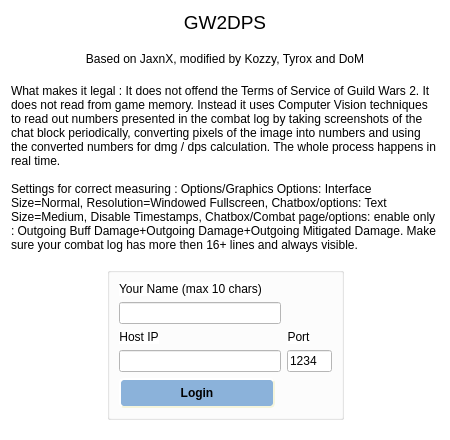
Old version of the form mydialog.ui in the repository Tyrox92/Gw2SPECS.
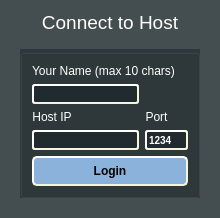
New version of the form.

The edit to the form file:
```diff
--- a/mydialog.ui
+++ b/mydialog.ui
@@ -6,20 +6,20 @@
    <rect>
     <x>0</x>
     <y>0</y>
-    <width>450</width>
-    <height>440</height>
+    <width>215</width>
+    <height>205</height>
    </rect>
   </property>
   <property name="sizePolicy">
-   <sizepolicy hsizetype="Fixed" vsizetype="Fixed">
+   <sizepolicy hsizetype="Preferred" vsizetype="Preferred">
     <horstretch>0</horstretch>
     <verstretch>0</verstretch>
    </sizepolicy>
   </property>
   <property name="minimumSize">
    <size>
-    <width>450</width>
-    <height>440</height>
+    <width>0</width>
+    <height>0</height>
    </size>
   </property>
   <property name="maximumSize">
@@ -32,23 +32,23 @@
    <string>GW2DPS</string>
   </property>
   <property name="styleSheet">
-   <string notr="true">background-color: rgb(255, 255, 255);</string>
+   <string notr="true">QWidget { background-color: rgba(32, 43, 47, 60%); }
+QWidget#widget { background-color: rgba(32, 43, 47, 0%); }
+QLabel {  background-color: rgba(32, 43, 47, 0%); color: rgb(255, 255, 255); }
+QLineEdit {
+    background-color: #202B2F;
+	color: #FFFFFF;
+    border-style: outset;
+    border-width: 2px;
+    border-radius: 3px;
+    border-color: beige;
+    font: bold 10px;
+}
+
+</string>
   </property>
   <layout class="QGridLayout" name="gridLayout_2">
-   <item row="3" column="0">
-    <spacer name="horizontalSpacer">
-     <property name="orientation">
-      <enum>Qt::Horizontal</enum>
-     </property>
-     <property name="sizeHint" stdset="0">
-      <size>
-       <width>40</width>
-       <height>20</height>
-      </size>
-     </property>
-    </spacer>
-   </item>
-   <item row="0" column="1">
+   <item row="0" column="0">
     <widget class="QLabel" name="label_3">
      <property name="sizePolicy">
       <sizepolicy hsizetype="Expanding" vsizetype="Fixed">
@@ -69,79 +69,14 @@
       <string notr="true">font: 75 14pt &quot;Leelawadee UI&quot;;</string>
      </property>
      <property name="text">
-      <string>GW2DPS</string>
+      <string>Connect to Host</string>
      </property>
      <property name="alignment">
       <set>Qt::AlignCenter</set>
      </property>
     </widget>
    </item>
-   <item row="2" column="1">
-    <widget class="QLabel" name="label_7">
-     <property name="sizePolicy">
-      <sizepolicy hsizetype="Expanding" vsizetype="Expanding">
-       <horstretch>0</horstretch>
-       <verstretch>0</verstretch>
-      </sizepolicy>
-     </property>
-     <property name="styleSheet">
-      <string notr="true">font: 9pt &quot;Leelawadee UI Semilight&quot;;</string>
-     </property>
-     <property name="text">
-      <string>What makes it legal : It does not offend the Terms of Service of Guild Wars 2. It does not read from game memory. Instead it uses Computer Vision techniques to read out numbers presented in the combat log by taking screenshots of the chat block periodically, converting pixels of the image into numbers and using the converted numbers for dmg / dps calculation. The whole process happens in real time.
-
-Settings for correct measuring : Options/Graphics Options: Interface Size=Normal, Resolution=Windowed Fullscreen, Chatbox/options: Text Size=Medium, Disable Timestamps, Chatbox/Combat page/options: enable only : Outgoing Buff Damage+Outgoing Damage+Outgoing Mitigated Damage. Make sure your combat log has more then 16+ lines and always visible.</string>
-     </property>
-     <property name="scaledContents">
-      <bool>false</bool>
-     </property>
-     <property name="alignment">
-      <set>Qt::AlignLeading|Qt::AlignLeft|Qt::AlignTop</set>
-     </property>
-     <property name="wordWrap">
-      <bool>true</bool>
-     </property>
-    </widget>
-   </item>
-   <item row="1" column="1">
-    <widget class="QLabel" name="label_4">
-     <property name="sizePolicy">
-      <sizepolicy hsizetype="Expanding" vsizetype="Expanding">
-       <horstretch>0</horstretch>
-       <verstretch>0</verstretch>
-      </sizepolicy>
-     </property>
-     <property name="layoutDirection">
-      <enum>Qt::LeftToRight</enum>
-     </property>
-     <property name="styleSheet">
-      <string notr="true">font: 10pt &quot;Leelawadee UI Semilight&quot;;</string>
-     </property>
-     <property name="text">
-      <string>Based on JaxnX, modified by Kozzy, Tyrox and DoM</string>
-     </property>
-     <property name="scaledContents">
-      <bool>false</bool>
-     </property>
-     <property name="alignment">
-      <set>Qt::AlignCenter</set>
-     </property>
-    </widget>
-   </item>
-   <item row="3" column="2">
-    <spacer name="horizontalSpacer_2">
-     <property name="orientation">
-      <enum>Qt::Horizontal</enum>
-     </property>
-     <property name="sizeHint" stdset="0">
-      <size>
-       <width>40</width>
-       <height>20</height>
-      </size>
-     </property>
-    </spacer>
-   </item>
-   <item row="3" column="1">
+   <item row="1" column="0">
     <widget class="QWidget" name="widget" native="true">
      <property name="sizePolicy">
       <sizepolicy hsizetype="Expanding" vsizetype="Expanding">
@@ -151,32 +86,6 @@
      </property>
      <layout class="QGridLayout" name="gridLayout_3">
       <item row="0" column="0">
-       <spacer name="horizontalSpacer_4">
-        <property name="orientation">
-         <enum>Qt::Horizontal</enum>
-        </property>
-        <property name="sizeHint" stdset="0">
-         <size>
-          <width>40</width>
-          <height>20</height>
-         </size>
-        </property>
-       </spacer>
-      </item>
-      <item row="0" column="2">
-       <spacer name="horizontalSpacer_3">
-        <property name="orientation">
-         <enum>Qt::Horizontal</enum>
-        </property>
-        <property name="sizeHint" stdset="0">
-         <size>
-          <width>40</width>
-          <height>20</height>
-         </size>
-        </property>
-       </spacer>
-      </item>
-      <item row="0" column="1">
        <widget class="QGroupBox" name="groupBox">
         <property name="sizePolicy">
          <sizepolicy hsizetype="Expanding" vsizetype="Expanding">
@@ -194,56 +103,6 @@
          <bool>false</bool>
         </property>
         <layout class="QGridLayout" name="gridLayout">
-         <item row="7" column="1">
-          <widget class="QPushButton" name="pushButton">
-           <property name="sizePolicy">
-            <sizepolicy hsizetype="Expanding" vsizetype="Fixed">
-             <horstretch>0</horstretch>
-             <verstretch>0</verstretch>
-            </sizepolicy>
-           </property>
-           <property name="minimumSize">
-            <size>
-             <width>156</width>
-             <height>0</height>
-            </size>
-           </property>
-           <property name="layoutDirection">
-            <enum>Qt::LeftToRight</enum>
-           </property>
-           <property name="styleSheet">
-            <string notr="true">QPushButton#pushButton {
-    background-color: #8BB2DA;
-    border-style: outset;
-    border-width: 2px;
-    border-radius: 5px;
-    border-color: beige;
-    font: bold 12px;
-    min-width: 10em;
-    padding: 6px;
-}
-QPushButton#pushButton:pressed {
-    background-color: rgb(197,216,236);
-    border-style: inset;
-}</string>
-           </property>
-           <property name="text">
-            <string>Login</string>
-           </property>
-           <property name="autoExclusive">
-            <bool>false</bool>
-           </property>
-           <property name="autoDefault">
-            <bool>true</bool>
-           </property>
-           <property name="default">
-            <bool>false</bool>
-           </property>
-           <property name="flat">
-            <bool>false</bool>
-           </property>
-          </widget>
-         </item>
          <item row="2" column="1" colspan="2">
           <widget class="QLineEdit" name="lineEdit">
            <property name="sizePolicy">
@@ -252,6 +111,9 @@
              <verstretch>0</verstretch>
             </sizepolicy>
            </property>
+           <property name="styleSheet">
+            <string notr="true"/>
+           </property>
            <property name="maxLength">
             <number>10</number>
            </property>
@@ -300,7 +162,7 @@
            </property>
            <property name="minimumSize">
             <size>
-             <width>45</width>
+             <width>0</width>
              <height>0</height>
             </size>
            </property>
@@ -350,6 +212,56 @@
            </property>
           </widget>
          </item>
+         <item row="7" column="1" colspan="3">
+          <widget class="QPushButton" name="pushButton">
+           <property name="sizePolicy">
+            <sizepolicy hsizetype="Expanding" vsizetype="Fixed">
+             <horstretch>0</horstretch>
+             <verstretch>0</verstretch>
+            </sizepolicy>
+           </property>
+           <property name="minimumSize">
+            <size>
+             <width>156</width>
+             <height>0</height>
+            </size>
+           </property>
+           <property name="layoutDirection">
+            <enum>Qt::LeftToRight</enum>
+           </property>
+           <property name="styleSheet">
+            <string notr="true">QPushButton#pushButton {
+    background-color: #8BB2DA;
+    border-style: outset;
+    border-width: 2px;
+    border-radius: 5px;
+    border-color: beige;
+    font: bold 12px;
+    min-width: 10em;
+    padding: 6px;
+}
+QPushButton#pushButton:pressed {
+    background-color: rgb(197,216,236);
+    border-style: inset;
+}</string>
+           </property>
+           <property name="text">
+            <string>Login</string>
+           </property>
+           <property name="autoExclusive">
+            <bool>false</bool>
+           </property>
+           <property name="autoDefault">
+            <bool>true</bool>
+           </property>
+           <property name="default">
+            <bool>false</bool>
+           </property>
+           <property name="flat">
+            <bool>false</bool>
+           </property>
+          </widget>
+         </item>
         </layout>
        </widget>
       </item>
```
Left out of the diff: 1 changed line with no effect on the pictures.
